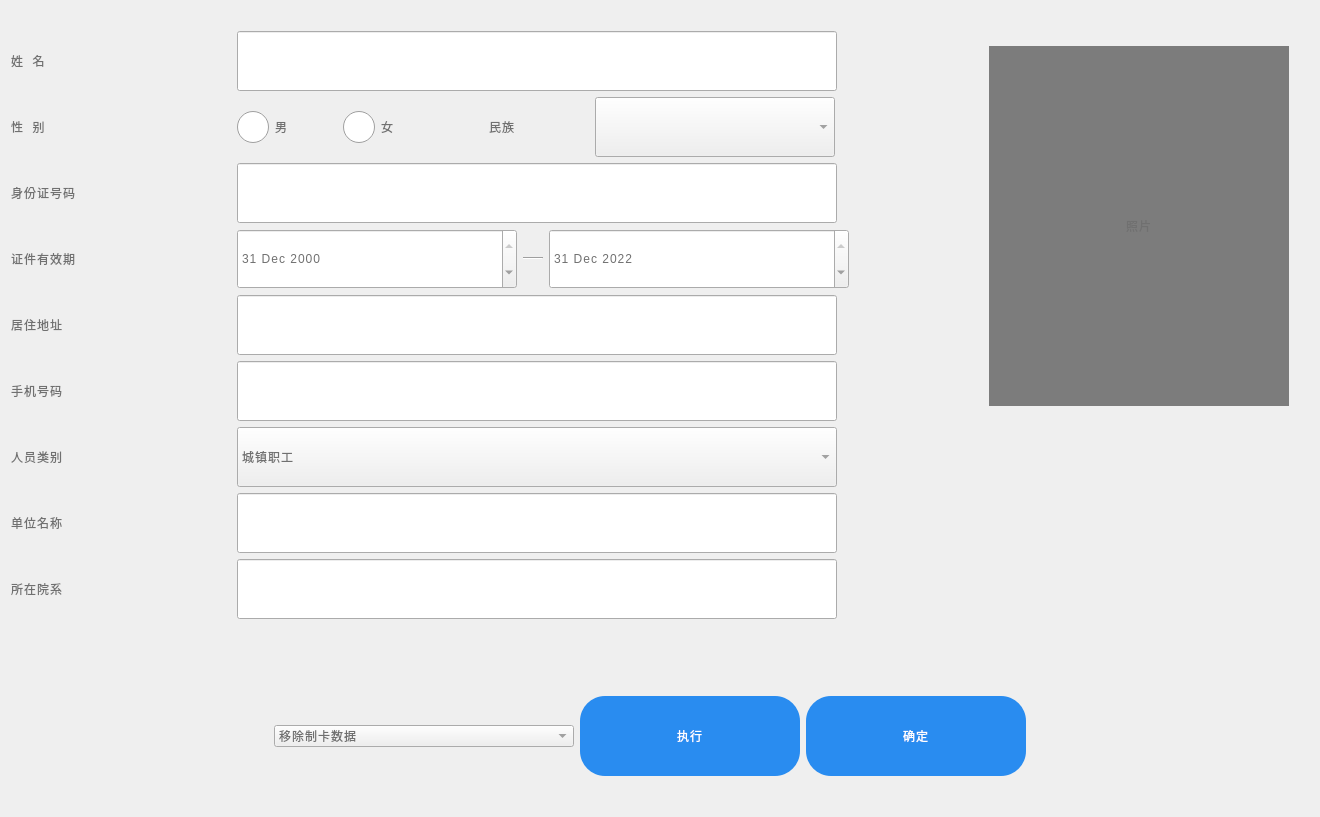
Old version of the form SSCard_System/sys_sscardapitest.ui in the repository leithergit/SSCard_System.
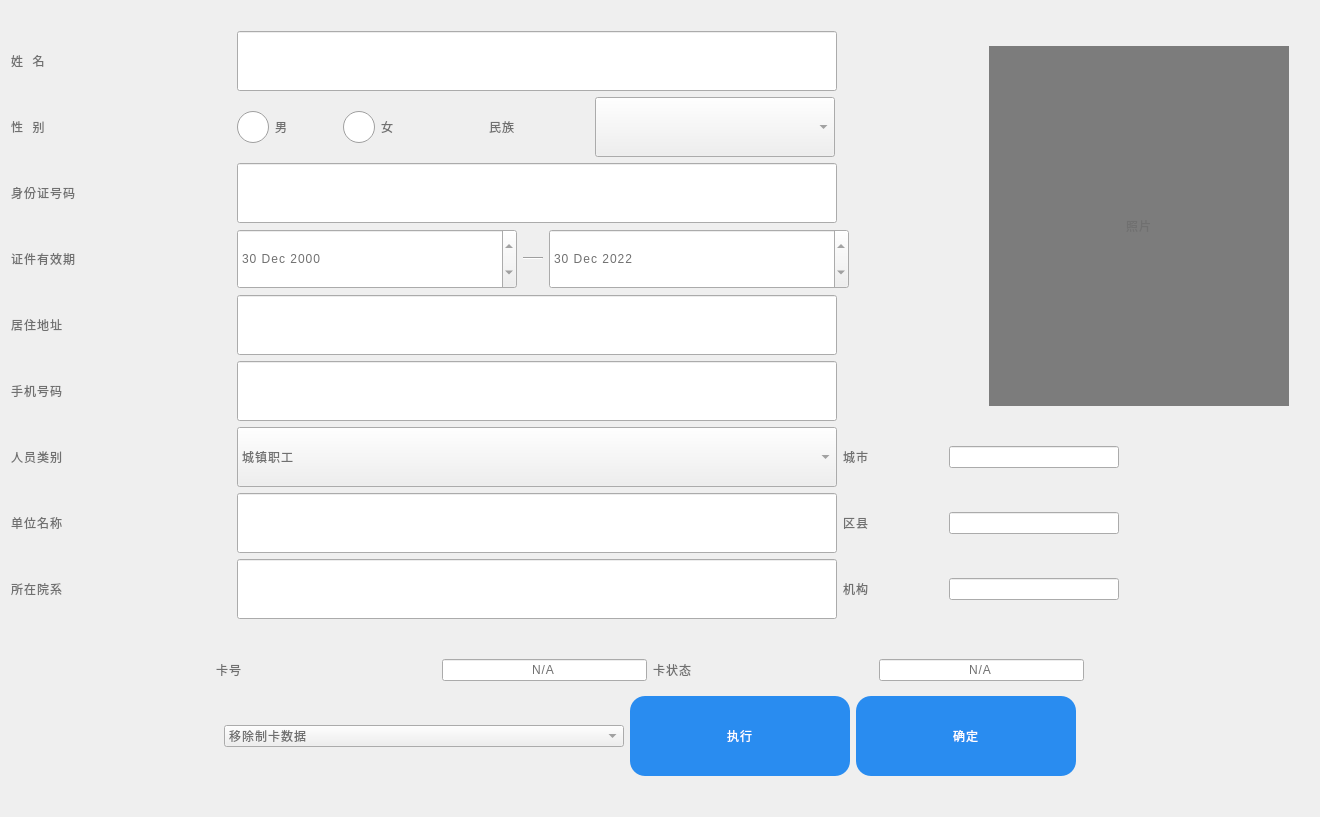
New version of the form. Icons and pictures are not drawn.

Diff of the .ui file:
```diff
--- a/SSCard_System/sys_sscardapitest.ui
+++ b/SSCard_System/sys_sscardapitest.ui
@@ -400,12 +400,12 @@
                </property>
                <property name="dateTime">
                 <datetime>
-                 <hour>0</hour>
+                 <hour>8</hour>
                  <minute>0</minute>
                  <second>0</second>
                  <year>2000</year>
                  <month>12</month>
-                 <day>31</day>
+                 <day>30</day>
                 </datetime>
                </property>
               </widget>
@@ -445,12 +445,12 @@
                </property>
                <property name="dateTime">
                 <datetime>
-                 <hour>0</hour>
+                 <hour>8</hour>
                  <minute>0</minute>
                  <second>0</second>
                  <year>2022</year>
                  <month>12</month>
-                 <day>31</day>
+                 <day>30</day>
                 </datetime>
                </property>
               </widget>
@@ -689,6 +689,31 @@
              </item>
             </widget>
            </item>
+           <item>
+            <widget class="QLabel" name="label_Address_2">
+             <property name="minimumSize">
+              <size>
+               <width>100</width>
+               <height>40</height>
+              </size>
+             </property>
+             <property name="maximumSize">
+              <size>
+               <width>150</width>
+               <height>16777215</height>
+              </size>
+             </property>
+             <property name="styleSheet">
+              <string notr="true"/>
+             </property>
+             <property name="text">
+              <string>城市</string>
+             </property>
+            </widget>
+           </item>
+           <item>
+            <widget class="QLineEdit" name="lineEdit_City"/>
+           </item>
            <item>
             <spacer name="horizontalSpacer_10">
              <property name="orientation">
@@ -747,6 +772,31 @@
              </property>
             </widget>
            </item>
+           <item>
+            <widget class="QLabel" name="label_Address_3">
+             <property name="minimumSize">
+              <size>
+               <width>100</width>
+               <height>40</height>
+              </size>
+             </property>
+             <property name="maximumSize">
+              <size>
+               <width>150</width>
+               <height>16777215</height>
+              </size>
+             </property>
+             <property name="styleSheet">
+              <string notr="true"/>
+             </property>
+             <property name="text">
+              <string>区县</string>
+             </property>
+            </widget>
+           </item>
+           <item>
+            <widget class="QLineEdit" name="lineEdit_Country"/>
+           </item>
            <item>
             <spacer name="horizontalSpacer_9">
              <property name="orientation">
@@ -805,6 +855,31 @@
              </property>
             </widget>
            </item>
+           <item>
+            <widget class="QLabel" name="label_Agent">
+             <property name="minimumSize">
+              <size>
+               <width>100</width>
+               <height>40</height>
+              </size>
+             </property>
+             <property name="maximumSize">
+              <size>
+               <width>150</width>
+               <height>16777215</height>
+              </size>
+             </property>
+             <property name="styleSheet">
+              <string notr="true"/>
+             </property>
+             <property name="text">
+              <string>机构</string>
+             </property>
+            </widget>
+           </item>
+           <item>
+            <widget class="QLineEdit" name="lineEdit_Agency"/>
+           </item>
            <item>
             <spacer name="horizontalSpacer">
              <property name="orientation">
@@ -837,6 +912,106 @@
        </property>
       </spacer>
      </item>
+     <item>
+      <layout class="QHBoxLayout" name="horizontalLayout_12">
+       <item>
+        <spacer name="horizontalSpacer_7">
+         <property name="orientation">
+          <enum>Qt::Horizontal</enum>
+         </property>
+         <property name="sizeHint" stdset="0">
+          <size>
+           <width>188</width>
+           <height>20</height>
+          </size>
+         </property>
+        </spacer>
+       </item>
+       <item>
+        <widget class="QLabel" name="label_Department_2">
+         <property name="minimumSize">
+          <size>
+           <width>220</width>
+           <height>40</height>
+          </size>
+         </property>
+         <property name="maximumSize">
+          <size>
+           <width>220</width>
+           <height>16777215</height>
+          </size>
+         </property>
+         <property name="styleSheet">
+          <string notr="true"/>
+         </property>
+         <property name="text">
+          <string>卡号</string>
+         </property>
+        </widget>
+       </item>
+       <item>
+        <widget class="QLineEdit" name="lineEdit_CardNum">
+         <property name="text">
+          <string>N/A</string>
+         </property>
+         <property name="alignment">
+          <set>Qt::AlignCenter</set>
+         </property>
+         <property name="readOnly">
+          <bool>true</bool>
+         </property>
+        </widget>
+       </item>
+       <item>
+        <widget class="QLabel" name="label_Department_3">
+         <property name="minimumSize">
+          <size>
+           <width>220</width>
+           <height>40</height>
+          </size>
+         </property>
+         <property name="maximumSize">
+          <size>
+           <width>220</width>
+           <height>16777215</height>
+          </size>
+         </property>
+         <property name="styleSheet">
+          <string notr="true"/>
+         </property>
+         <property name="text">
+          <string>卡状态</string>
+         </property>
+        </widget>
+       </item>
+       <item>
+        <widget class="QLineEdit" name="lineEdit_Status">
+         <property name="text">
+          <string>N/A</string>
+         </property>
+         <property name="alignment">
+          <set>Qt::AlignCenter</set>
+         </property>
+         <property name="readOnly">
+          <bool>true</bool>
+         </property>
+        </widget>
+       </item>
+       <item>
+        <spacer name="horizontalSpacer_13">
+         <property name="orientation">
+          <enum>Qt::Horizontal</enum>
+         </property>
+         <property name="sizeHint" stdset="0">
+          <size>
+           <width>40</width>
+           <height>20</height>
+          </size>
+         </property>
+        </spacer>
+       </item>
+      </layout>
+     </item>
      <item>
       <layout class="QHBoxLayout" name="horizontalLayout_7">
        <item>
@@ -856,7 +1031,7 @@
         <widget class="QComboBox" name="comboBox_Function">
          <property name="minimumSize">
           <size>
-           <width>300</width>
+           <width>400</width>
            <height>0</height>
           </size>
          </property>
@@ -900,7 +1075,7 @@
          </property>
          <property name="styleSheet">
           <string notr="true">QPushButton{background-color: #298cf0;
-border-radius: 25px;
+border-radius: 15px;
 font: 57 42px &quot;思源黑体 CN Medium&quot;;
 font-weight: normal;
 line-height: 49px;
@@ -928,7 +1103,7 @@
          </property>
          <property name="styleSheet">
           <string notr="true">QPushButton{background-color: #298cf0;
-border-radius: 25px;
+border-radius: 15px;
 font: 57 42px &quot;思源黑体 CN Medium&quot;;
 font-weight: normal;
 line-height: 49px;
```
Left out of the diff: 40 changed lines with no effect on the pictures.
